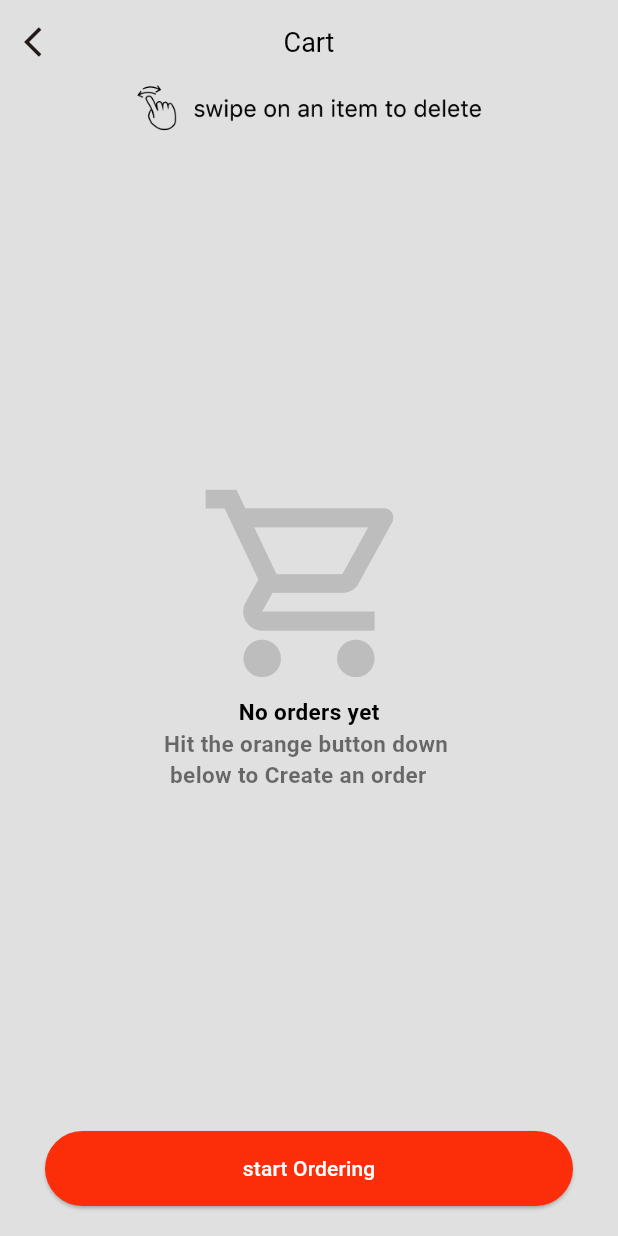
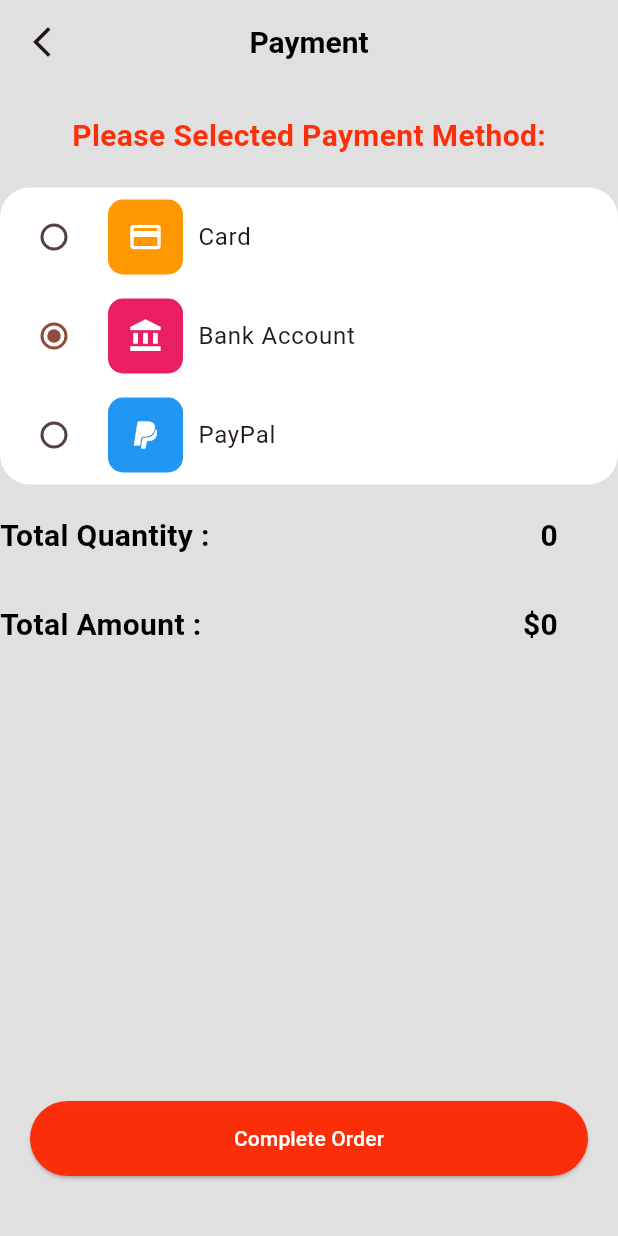
Before and after one commit to Bathhy/fooddeliveryapp, a Flutter app: the CartOrder screen opened directly, after a tap on "start Ordering", on a phone screen of 412 x 824 dp. Run offline on Flutter 3.47's test engine with Material 3 defaults, Android fonts, the phone set to English and light mode, and no system bars; our stand-ins replace flutter_slidable, get, get_storage; accounts and stored records are empty.

Commit message:
add num count logic & payment page

```diff
--- a/lib/Homepage/Home_screen.dart
+++ b/lib/Homepage/Home_screen.dart
@@ -63,14 +63,16 @@ class _HomescreenState extends State<Homescreen>
                 Positioned(
                     top: 10,
                     left: 0,
-                    bottom: 16,
+                    bottom: 20,
                     child: CircleAvatar(
                       radius: 35,
                       backgroundColor: colorOrange,
                       child: Center(
-                        child: Text(
-                          "7",
-                          style: TextStyle(color: Colors.white),
+                        child: Obx(
+                          () => Text(
+                            _cartController.cartCount.value.toString(),
+                            style: TextStyle(color: Colors.white),
+                          ),
                         ),
                       ),
                     )),
--- a/lib/bottomnavigation/favourite_button/favourite_listview.dart
+++ b/lib/bottomnavigation/favourite_button/favourite_listview.dart
@@ -25,20 +25,7 @@ class favListview extends StatelessWidget {
               motion: BehindMotion(),
               children: [
                 SizedBox(
-                  width: 15,
-                ),
-                SlidableAction(
-                  onPressed: (context) {
-                    _controller.addToFav(foodfav);
-                  },
-                  backgroundColor: Colors.red,
-                  icon: Icons.favorite_outline,
-                  spacing: 12,
-                  autoClose: true,
-                  borderRadius: BorderRadius.circular(10),
-                ),
-                SizedBox(
-                  width: 5,
+                  width: 70,
                 ),
                 SlidableAction(
                   onPressed: (context) {
--- a/lib/bottomnavigation/favourite_button/favourite_page.dart
+++ b/lib/bottomnavigation/favourite_button/favourite_page.dart
@@ -1,9 +1,9 @@
 import 'package:flutter/material.dart';
 import 'package:fodddelieveryapp/bottomnavigation/favourite_button/favourite_listview.dart';
+import 'package:fodddelieveryapp/bottomnavigation/favourite_button/pay_ment.dart/pay_check.dart';
 import 'package:fodddelieveryapp/component/constant_color.dart';
 import 'package:fodddelieveryapp/component/custom_button.dart';
 import 'package:fodddelieveryapp/controller/food_detail_control.dart';
-import 'package:fodddelieveryapp/detailpage/listview_cart.dart';
 import 'package:fodddelieveryapp/image/image_declare.dart';
 import 'package:get/get.dart';
 
@@ -51,9 +51,6 @@ class _MyfavouriteState extends State<Myfavourite> {
                 child: _buildFavcontent(),
               ),
             ),
-            Container(
-                padding: EdgeInsets.symmetric(horizontal: 35, vertical: 10),
-                child: CustomButton(title: "Start ordering", callback: () {}))
           ],
         ),
       ),
--- /dev/null
+++ b/lib/bottomnavigation/favourite_button/pay_ment.dart/pay_check.dart
@@ -0,0 +1,120 @@
+import 'package:flutter/material.dart';
+import 'package:fodddelieveryapp/bottomnavigation/profile/payment_selection.dart';
+import 'package:fodddelieveryapp/component/constant_color.dart';
+import 'package:fodddelieveryapp/component/custom_button.dart';
+import 'package:fodddelieveryapp/controller/food_detail_control.dart';
+
+import 'package:get/get.dart';
+
+class Mypaymentpage extends StatelessWidget {
+  const Mypaymentpage({super.key});
+
+  @override
+  Widget build(BuildContext context) {
+    final DetailController _numCountControl = Get.find();
+    return Scaffold(
+      backgroundColor: colorGrey,
+      appBar: _AppBarPayment(),
+      body: Column(
+        children: [
+          SizedBox(
+            height: 20,
+          ),
+          Row(
+            mainAxisAlignment: MainAxisAlignment.center,
+            children: [
+              Text(
+                "Please Selected Payment Method:",
+                style: TextStyle(
+                    color: colorOrange,
+                    fontWeight: FontWeight.bold,
+                    fontSize: 20),
+              ),
+            ],
+          ),
+          SizedBox(
+            height: 20,
+          ),
+          BankPayment(),
+          SizedBox(
+            height: 20,
+          ),
+          Row(
+            mainAxisAlignment: MainAxisAlignment.spaceBetween,
+            children: [
+              Text(
+                'Total Quantity :',
+                style: TextStyle(
+                    color: Colors.black,
+                    fontSize: 20,
+                    fontWeight: FontWeight.w700),
+              ),
+              Padding(
+                padding: const EdgeInsets.only(right: 40),
+                child: Obx(
+                  () => Text(
+                    _numCountControl.cartCount.value.toString(),
+                    style: TextStyle(
+                        color: Colors.black,
+                        fontSize: 20,
+                        fontWeight: FontWeight.w700),
+                  ),
+                ),
+              ),
+            ],
+          ),
+          SizedBox(
+            height: 30,
+          ),
+          Row(
+            mainAxisAlignment: MainAxisAlignment.spaceBetween,
+            children: [
+              Text(
+                'Total Amount :',
+                style: TextStyle(
+                    color: Colors.black,
+                    fontSize: 20,
+                    fontWeight: FontWeight.w700),
+              ),
+              Padding(
+                padding: const EdgeInsets.only(right: 40),
+                child: Obx(
+                  () => Text(
+                    ' \$${_numCountControl.totalprice}',
+                    style: TextStyle(
+                        color: Colors.black,
+                        fontSize: 20,
+                        fontWeight: FontWeight.w700),
+                  ),
+                ),
+              ),
+            ],
+          ),
+          Spacer(),
+          Padding(
+            padding: const EdgeInsets.only(bottom: 40),
+            child: Container(
+                padding: EdgeInsets.symmetric(horizontal: 20),
+                child: CustomButton(title: "Complete Order", callback: () {})),
+          )
+        ],
+      ),
+    );
+  }
+
+  AppBar _AppBarPayment() {
+    return AppBar(
+        centerTitle: true,
+        backgroundColor: colorGrey,
+        title: Text(
+          'Payment',
+          style: TextStyle(
+              color: Colors.black, fontWeight: FontWeight.bold, fontSize: 20),
+        ),
+        leading: IconButton(
+            onPressed: () {
+              Get.back();
+            },
+            icon: Icon(Icons.arrow_back_ios_new)));
+  }
+}
--- a/lib/controller/food_detail_control.dart
+++ b/lib/controller/food_detail_control.dart
@@ -5,38 +5,43 @@ import 'package:get/get.dart';
 class DetailController extends GetxController {
   List<Food> foodcart = [];
 
+List<Food> selectedFoods = [];
   List<Food> favoriteFoods = [];
 
   RxBool isIconColored = false.obs;
-
+  var cartCount = 0.obs;
+  var totalprice = 0.obs;
+  RxString totalAmount = ''.obs;
   void addToFav(Food food) {
     // Check if the food is not already in favorites
     if (!favoriteFoods.contains(food)) {
       favoriteFoods.add(food);
+
       update();
       Get.snackbar("Success", "Add to favourite Successfully",
           backgroundColor: colorOrange, colorText: colorGrey);
-
     }
     changeColor();
   }
 
   void removeFromFav(Food food) {
-    // Remove the food from favorites
     favoriteFoods.remove(food);
     update();
   }
 
   void removeFromCart(Food food) {
     foodcart.remove(food);
+    cartCount--;
+    calculateAmount(food);
     update();
   }
 
   void addToCart(Food food) {
-    // Add the food to the cart (if needed)
     foodcart.add(food);
+    cartCount++;
     Get.snackbar("Success", "Add to Cart Successfully",
         backgroundColor: colorOrange, colorText: colorGrey);
+    calculateAmount(food);
     update();
   }
 
@@ -50,14 +55,10 @@ class DetailController extends GetxController {
     update();
   }
 
-  // void changecolor(){
-  //   if(iconColorIndex.value == Colors.grey){
-  //     iconColorIndex.value= 1;
-  //   }
-  //   else{
-  //     iconColorIndex.value = 0;
-  //   }
-  // }
+  void calculateAmount(Food food) {
+     totalprice.value = selectedFoods.fold<int>(0, (sum, food) => sum + int.parse(food.price));totalAmount.value = totalprice.value.toString();
+  }
+
   void changeColor() {
     isIconColored.value = !isIconColored.value;
   }
--- a/lib/controller/splash_controller.dart
+++ b/lib/controller/splash_controller.dart
@@ -5,7 +5,7 @@ import 'package:fodddelieveryapp/controller/auth_control.dart';
 import 'package:fodddelieveryapp/sign_in&sign_up/login_page.dart';
 import 'package:get/get.dart';
 
-class SplashController extends GetxController{
+class SplashController extends GetxController {
   late Timer? _timer;
 
   void intiSplashScreen() async {
--- a/lib/detailpage/cart_order.dart
+++ b/lib/detailpage/cart_order.dart
@@ -1,4 +1,6 @@
 import 'package:flutter/material.dart';
+import 'package:fodddelieveryapp/bottomnavigation/favourite_button/pay_ment.dart/pay_check.dart';
+import 'package:fodddelieveryapp/bottomnavigation/profile/payment_selection.dart';
 import 'package:fodddelieveryapp/component/constant_color.dart';
 import 'package:fodddelieveryapp/component/custom_button.dart';
 import 'package:fodddelieveryapp/controller/food_detail_control.dart';
@@ -69,7 +71,7 @@ class _CartOrderState extends State<CartOrder> {
       );
     } else {
       return Container(
-        padding: EdgeInsets.symmetric(horizontal: 20),
+        padding: EdgeInsets.symmetric(horizontal: 10),
         child: CartListview(),
       );
     }
@@ -99,6 +101,10 @@ class _CartOrderState extends State<CartOrder> {
     return Container(
         margin: EdgeInsets.only(bottom: 20),
         padding: EdgeInsets.symmetric(horizontal: 30),
-        child: CustomButton(title: 'start Ordering', callback: () {}));
+        child: CustomButton(
+            title: 'start Ordering',
+            callback: () {
+              Get.to(() => Mypaymentpage());
+            }));
   }
 }
--- a/lib/main.dart
+++ b/lib/main.dart
@@ -1,5 +1,6 @@
 import 'package:flutter/material.dart';
 import 'package:fodddelieveryapp/GetxBinding/Getx_Binding.dart';
+import 'package:fodddelieveryapp/sign_in&sign_up/login_page.dart';
 import 'package:fodddelieveryapp/splashscreen/splashscreen.dart';
 import 'package:get/get.dart';
 import 'package:fodddelieveryapp/component/constant_color.dart';
```
